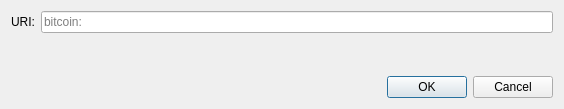
First picture: the form in src/qt/forms/openuridialog.ui, repository sweetlove56/groestlcoin, before the edit.
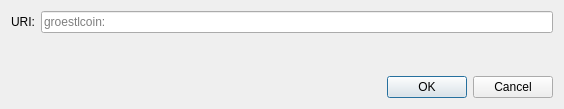
Second picture: the form after the edit. Custom widgets are drawn as their Qt base class.

The edit to the form file:
```diff
--- a/src/qt/forms/openuridialog.ui
+++ b/src/qt/forms/openuridialog.ui
@@ -26,7 +26,7 @@
      <item>
       <widget class="QValidatedLineEdit" name="uriEdit">
        <property name="placeholderText">
-        <string notr="true">bitcoin:</string>
+        <string notr="true">groestlcoin:</string>
        </property>
       </widget>
      </item>
```
